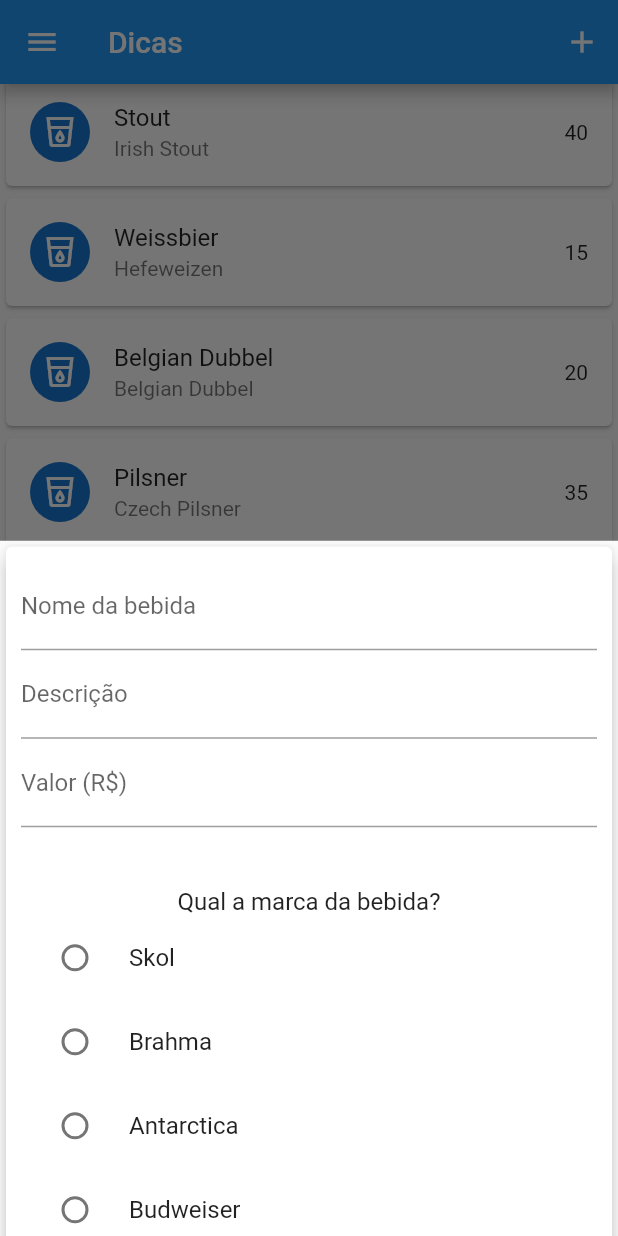
After one commit to CharlesEdu07/Atividade4POO, a Flutter app: the screen it shows after launch, scrolled down 488 dp, after a tap on the "add" icon, on a phone screen of 412 x 824 dp. The commit adds this screen. Run offline on Flutter 3.47's test engine with Material 2 defaults, Android fonts, the light colour scheme and no system bars; our stand-ins replace flutter_hooks.

Commit message:
Adicionando Form de teste

```diff
--- /dev/null
+++ b/lib/components/form.dart
@@ -0,0 +1,135 @@
+import 'package:flutter/material.dart';
+
+class FormTest extends StatefulWidget {
+  final void Function(String, String, double) onSubmit;
+
+  const FormTest({required this.onSubmit, super.key});
+
+  @override
+  State<FormTest> createState() => _FormTestState();
+}
+
+class _FormTestState extends State<FormTest> {
+  final nameController = TextEditingController();
+  final styleController = TextEditingController();
+  final ibuController = TextEditingController();
+  String? brandController;
+  double? ibu;
+
+  _submitForm() {
+    final enteredName = nameController.text;
+    final enteredStyle = styleController.text;
+    final enteredIbu = double.parse(ibuController.text);
+
+    if (enteredName.isEmpty || enteredStyle.isEmpty || enteredIbu <= 0) {
+      return;
+    }
+
+    widget.onSubmit(enteredName, enteredStyle, enteredIbu);
+  }
+
+  @override
+  Widget build(BuildContext context) {
+    return ListView(
+      children: [
+        Card(
+          elevation: 5,
+          child: Padding(
+            padding: const EdgeInsets.all(10),
+            child: Column(
+              children: [
+                TextField(
+                  decoration:
+                      const InputDecoration(labelText: 'Nome da bebida'),
+                  controller: nameController,
+                  onSubmitted: (_) => _submitForm(),
+                ),
+                TextField(
+                  decoration: const InputDecoration(labelText: 'Descrição'),
+                  controller: styleController,
+                  onSubmitted: (_) => _submitForm(),
+                ),
+                TextField(
+                  controller: ibuController,
+                  keyboardType:
+                      const TextInputType.numberWithOptions(decimal: true),
+                  onSubmitted: (_) => _submitForm(),
+                  decoration: const InputDecoration(labelText: 'Valor (R\$)'),
+                ),
+                SizedBox(height: 40),
+                const Text(
+                  "Qual a marca da bebida?",
+                  style: TextStyle(fontSize: 16),
+                  textAlign: TextAlign.left,
+                ),
+                RadioListTile(
+                  title: Text("Skol"),
+                  value: "Skol",
+                  groupValue: brandController,
+                  onChanged: (value) {
+                    setState(() {
+                      brandController = value.toString();
+                    });
+                  },
+                ),
+                RadioListTile(
+                  title: Text("Brahma"),
+                  value: "Brahma",
+                  groupValue: brandController,
+                  onChanged: (value) {
+                    setState(() {
+                      brandController = value.toString();
+                    });
+                  },
+                ),
+                RadioListTile(
+                  title: Text("Antarctica"),
+                  value: "Antarctica",
+                  groupValue: brandController,
+                  onChanged: (value) {
+                    setState(() {
+                      brandController = value.toString();
+                    });
+                  },
+                ),
+                RadioListTile(
+                  title: Text("Budweiser"),
+                  value: "Budweiser",
+                  groupValue: brandController,
+                  onChanged: (value) {
+                    setState(() {
+                      brandController = value.toString();
+                    });
+                  },
+                ),
+                SizedBox(height: 40),
+                Text("IBU: ${ibu?.round()}"),
+                Slider(
+                  value: ibu ?? 0,
+                  min: 0,
+                  max: 100,
+                  divisions: 10,
+                  label: ibu?.round().toString(),
+                  onChanged: (value) {
+                    setState(() {
+                      ibu = value;
+                    });
+                  },
+                ),
+                Row(
+                  mainAxisAlignment: MainAxisAlignment.end,
+                  children: [
+                    TextButton(
+                      onPressed: _submitForm,
+                      child: const Text('Adicionar'),
+                    ),
+                  ],
+                ),
+              ],
+            ),
+          ),
+        ),
+      ],
+    );
+  }
+}
--- a/lib/main.dart
+++ b/lib/main.dart
@@ -3,9 +3,10 @@
 import './models/drinks.dart';
 import './components/list_drinks.dart';
 import './components/list_drinks_tile.dart';
-import 'components/bottom_navbar_items.dart';
-import 'components/bottom_navbar_items_2.dart';
-import 'components/navbar.dart';
+import './components/bottom_navbar_items.dart';
+import './components/bottom_navbar_items_2.dart';
+import './components/navbar.dart';
+import './components/form.dart';
 
 void main() {
   runApp(const TipsApp());
@@ -126,6 +127,29 @@
     });
   }
 
+  void _addDrink(String name, String style, double ibu) {
+    final newDrink = {
+      "name": name,
+      "style": style,
+      "ibu": ibu,
+    };
+
+    setState(() {
+      _drinks.add(newDrink);
+    });
+
+    Navigator.of(context).pop();
+  }
+
+  void _openFormModal(BuildContext context) {
+    showModalBottomSheet(
+      context: context,
+      builder: (_) {
+        return FormTest(onSubmit: _addDrink);
+      },
+    );
+  }
+
   @override
   Widget build(BuildContext context) {
     return Scaffold(
@@ -133,6 +157,12 @@
       appBar: AppBar(
         title: const Text('Dicas'),
         backgroundColor: _appBarColor,
+        actions: [
+          IconButton(
+            onPressed: () => _openFormModal(context),
+            icon: const Icon(Icons.add),
+          ),
+        ],
       ),
       body: ListDrinksTile(
         drinks: _drinks,
```
